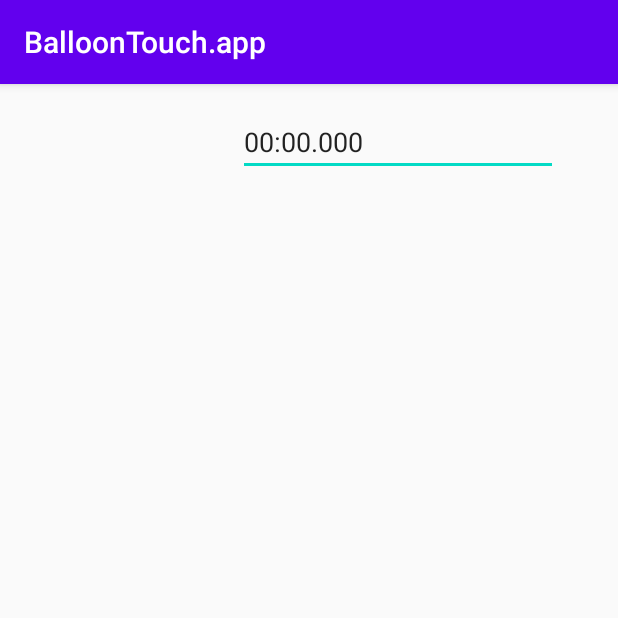
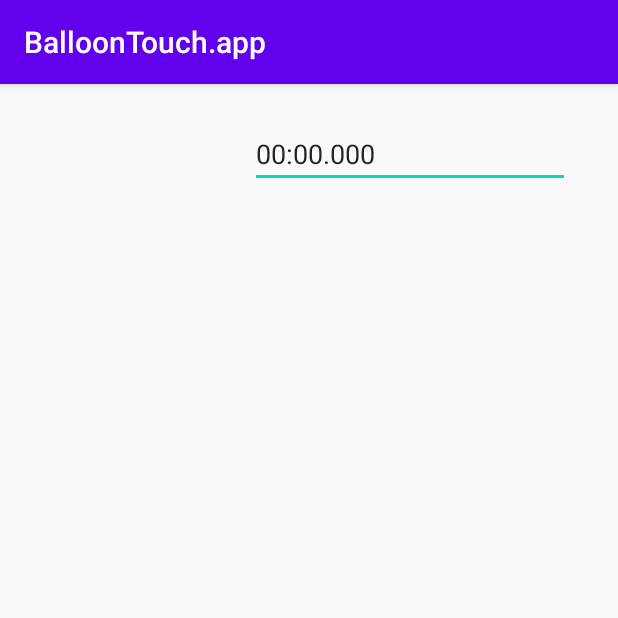
Before and after one commit to 20b705/BalloonTouch.app, an Android app: the MainActivity2 screen opened directly, with no data from a screen before it, on a phone screen of 412 x 824 dp, the top half of it. Run offline under Robolectric (Android 15) with nearby library versions, the phone set to English and light mode, and no system bars.

Commit message:
誕プレ

```diff
--- a/app/src/main/res/layout/activity_main2.xml
+++ b/app/src/main/res/layout/activity_main2.xml
@@ -9,9 +9,9 @@
         android:id="@+id/Timer"
         android:layout_width="wrap_content"
         android:layout_height="wrap_content"
-        android:layout_marginTop="16dp"
-        android:layout_marginEnd="40dp"
-        android:layout_marginRight="40dp"
+        android:layout_marginTop="24dp"
+        android:layout_marginEnd="32dp"
+        android:layout_marginRight="32dp"
         android:ems="10"
         android:inputType="time"
         app:layout_constraintEnd_toEndOf="parent"
```
